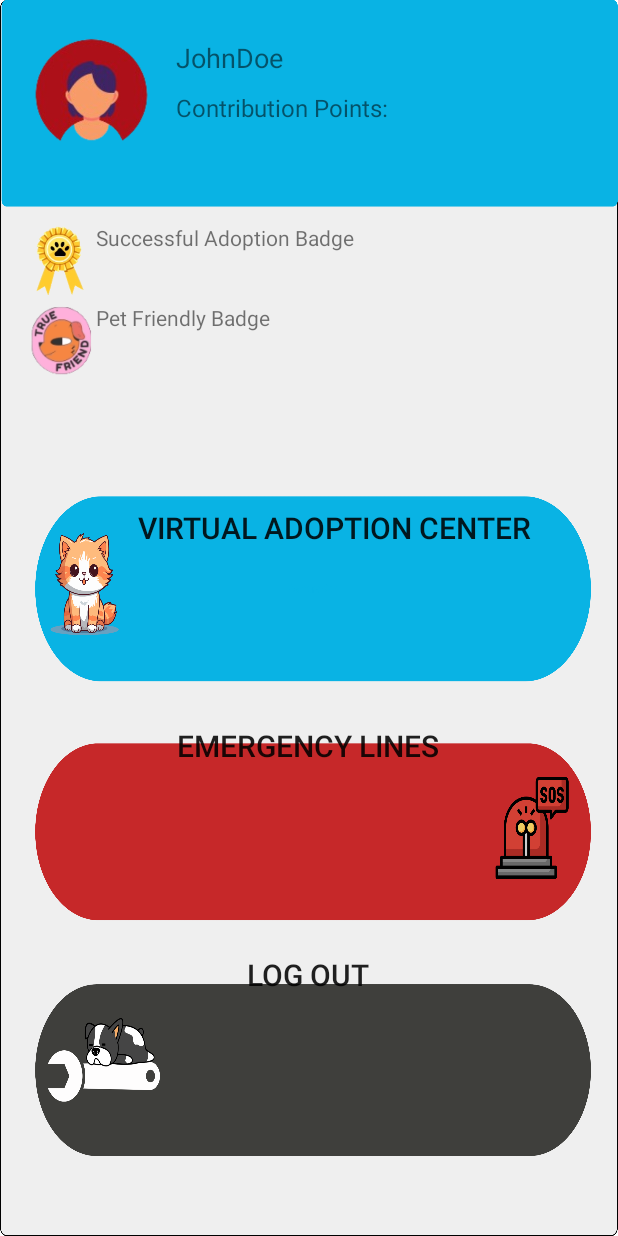
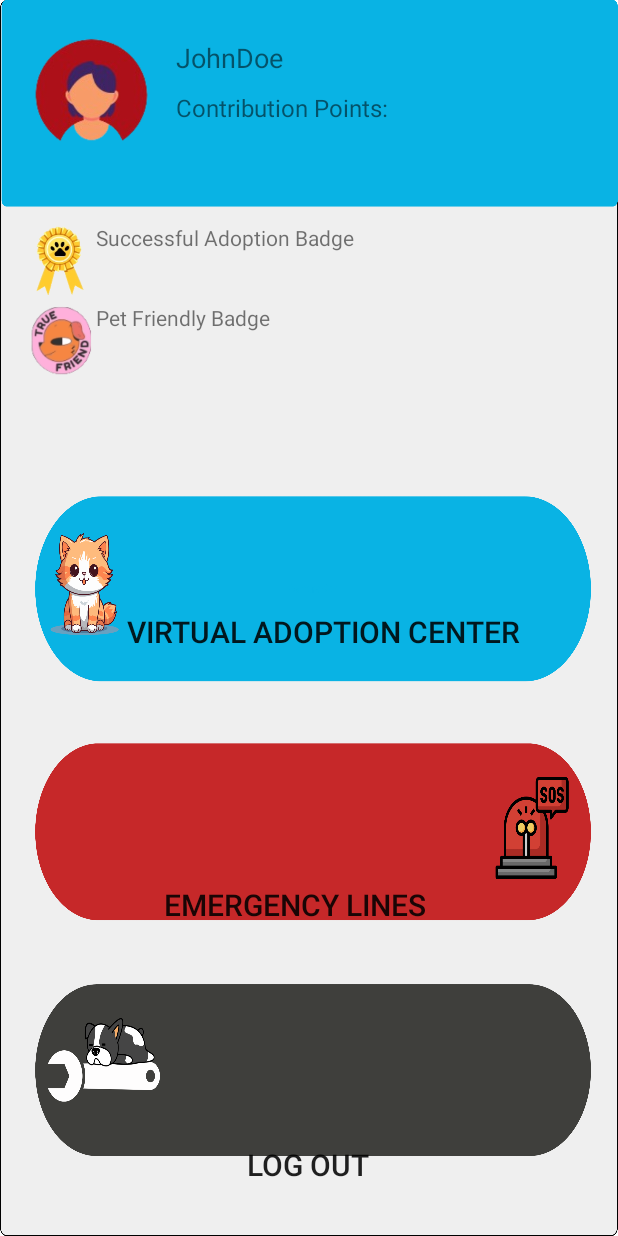
Before and after one commit to harunandes21/PawRescue, an Android app: the MainActivity screen opened directly, with no data from a screen before it, on a phone screen of 412 x 824 dp. Run offline under Robolectric (Android 15) with nearby library versions, the phone set to English and light mode, and no system bars.

Commit message:
LayoutFixed

```diff
--- a/app/src/main/java/com/example/pawrescue/MainActivity.java
+++ b/app/src/main/java/com/example/pawrescue/MainActivity.java
@@ -8,10 +8,13 @@ import android.animation.ObjectAnimator;
 import android.annotation.SuppressLint;
 import android.content.Context;
 import android.content.Intent;
+import android.os.Build;
 import android.os.Bundle;
 import android.view.GestureDetector;
 import android.view.MotionEvent;
 import android.view.View;
+import android.view.Window;
+import android.view.WindowManager;
 import android.view.animation.AccelerateDecelerateInterpolator;
 import android.widget.Button;
 import android.widget.ImageView;
@@ -28,6 +31,17 @@ public class MainActivity extends AppCompatActivity {
     @Override
     protected void onCreate(Bundle savedInstanceState) {
         super.onCreate(savedInstanceState);
+        requestWindowFeature(Window.FEATURE_NO_TITLE);
+        getWindow().setFlags(WindowManager.LayoutParams.FLAG_FULLSCREEN, WindowManager.LayoutParams.FLAG_FULLSCREEN);
+        getWindow().getDecorView().setSystemUiVisibility(View.SYSTEM_UI_FLAG_FULLSCREEN);
+        if (Build.VERSION.SDK_INT >= Build.VERSION_CODES.R) {
+            getWindow().setDecorFitsSystemWindows(false);
+        }
+        if (Build.VERSION.SDK_INT >= Build.VERSION_CODES.LOLLIPOP) {
+            if (Build.VERSION.SDK_INT >= Build.VERSION_CODES.M) {
+                getWindow().setNavigationBarColor(getResources().getColor(android.R.color.transparent, getTheme()));
+            }
+        }
         setContentView(R.layout.activity_main);
         ImageView badge1=findViewById(R.id.badge1);
         ImageView badge2=findViewById(R.id.badge2);
@@ -55,14 +69,6 @@ public class MainActivity extends AppCompatActivity {
             String userPoint = String.valueOf(loggedInUser.point);
             int userPointInt = Integer.parseInt(userPoint);
             userPointView.setText(userPoint);
-
-            profilePicture.setOnClickListener(new View.OnClickListener() {
-                @Override
-                public void onClick(View v) {
-                    // Handle click action here
-                    Toast.makeText(MainActivity.this, "Image Clicked", Toast.LENGTH_SHORT).show();
-                }
-            });
 
             sos.setOnClickListener(new View.OnClickListener() {
                 @Override
@@ -93,7 +99,7 @@ public class MainActivity extends AppCompatActivity {
                 @Override
                 public boolean onLongClick(View v) {
                     // Handle long press action here
-                    Toast.makeText(MainActivity.this, "Image Long Pressed", Toast.LENGTH_SHORT).show();
+                    //Toast.makeText(MainActivity.this, "Image Long Pressed", Toast.LENGTH_SHORT).show();
                     // Enlarge the image on long press
                     performZoomIn();
                     return true; // Return true to consume the long click event
--- a/app/src/main/res/layout/activity_main.xml
+++ b/app/src/main/res/layout/activity_main.xml
@@ -101,7 +101,7 @@
 
     <androidx.constraintlayout.widget.ConstraintLayout
         android:layout_width="match_parent"
-        android:layout_height="462dp">
+        android:layout_height="623dp">
 
 
         <Button
@@ -114,10 +114,10 @@
             android:textSize="20sp"
             app:layout_constraintBottom_toTopOf="@+id/SosButton"
             app:layout_constraintEnd_toEndOf="parent"
-            app:layout_constraintHorizontal_bias="0.622"
+            app:layout_constraintHorizontal_bias="0.57"
             app:layout_constraintStart_toStartOf="parent"
             app:layout_constraintTop_toTopOf="parent"
-            app:layout_constraintVertical_bias="0.0"
+            app:layout_constraintVertical_bias="0.542"
             tools:ignore="MissingConstraints" />
 
         <Button
@@ -129,9 +129,10 @@
             android:textSize="20sp"
             app:layout_constraintBottom_toBottomOf="parent"
             app:layout_constraintEnd_toEndOf="parent"
-            app:layout_constraintHorizontal_bias="0.496"
+            app:layout_constraintHorizontal_bias="0.429"
             app:layout_constraintStart_toStartOf="parent"
             app:layout_constraintTop_toTopOf="parent"
+            app:layout_constraintVertical_bias="0.55"
             tools:ignore="MissingConstraints" />
 
         <Button
@@ -147,6 +148,7 @@
             app:layout_constraintHorizontal_bias="0.496"
             app:layout_constraintStart_toStartOf="parent"
             app:layout_constraintTop_toBottomOf="@+id/SosButton"
+            app:layout_constraintVertical_bias="0.426"
             tools:ignore="MissingConstraints" />
     </androidx.constraintlayout.widget.ConstraintLayout>
 
```
Also changed, not shown: app/src/main/java/com/example/pawrescue/AdoptionActivity.java (+14 -0 lines), app/src/main/java/com/example/pawrescue/DatabaseFunctions.java (deleted, +0 -9 lines), app/src/main/java/com/example/pawrescue/EmergencyActivity.java (+16 -1 lines), app/src/main/java/com/example/pawrescue/LoadingActivity.java (+15 -0 lines), app/src/main/java/com/example/pawrescue/LoginActivity.java (+14 -0 lines), app/src/main/java/com/example/pawrescue/SignupActivity.java (+14 -0 lines).
